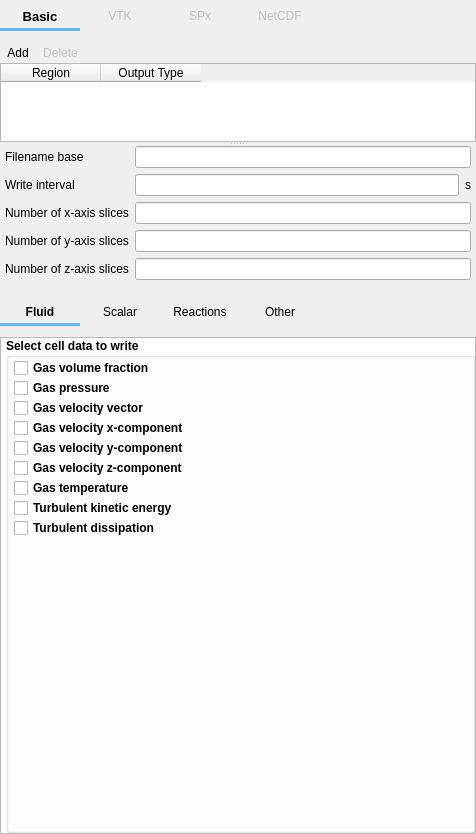
Old version of the form mfixgui/uifiles/output.ui in the repository truongd8593/mfix.
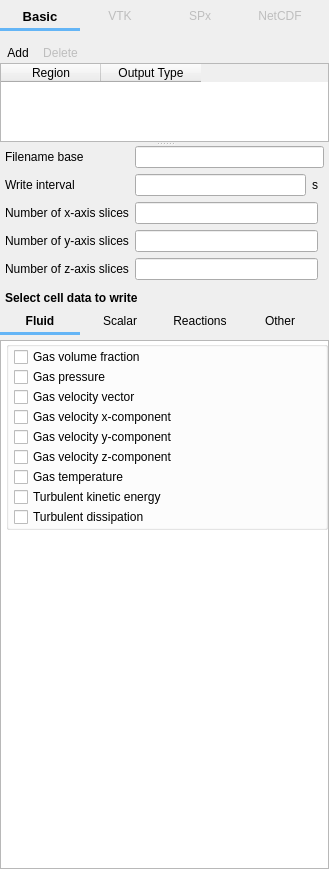
New version of the form. Custom widgets are drawn as their Qt base class.

Commit message: work on Output pane

Patch:
```diff
--- a/mfixgui/uifiles/output.ui
+++ b/mfixgui/uifiles/output.ui
@@ -6,8 +6,8 @@
    <rect>
     <x>0</x>
     <y>0</y>
-    <width>476</width>
-    <height>834</height>
+    <width>329</width>
+    <height>869</height>
    </rect>
   </property>
   <layout class="QVBoxLayout" name="verticalLayout">
@@ -600,7 +600,7 @@
               <number>5</number>
              </property>
              <property name="bottomMargin">
-              <number>10</number>
+              <number>5</number>
              </property>
              <property name="spacing">
               <number>6</number>
@@ -612,7 +612,7 @@
                </property>
               </widget>
              </item>
-             <item row="0" column="1" colspan="2">
+             <item row="0" column="1" colspan="3">
               <widget class="LineEdit" name="lineedit_keyword_vtk_filebase_args_V"/>
              </item>
              <item row="1" column="0">
@@ -623,14 +623,7 @@
               </widget>
              </item>
              <item row="1" column="1">
-              <widget class="LineEdit" name="lineedit_keyword_vtk_dt_args_V">
-               <property name="maximumSize">
-                <size>
-                 <width>16777215</width>
-                 <height>16777215</height>
-                </size>
-               </property>
-              </widget>
+              <widget class="LineEdit" name="lineedit_keyword_vtk_dt_args_V"/>
              </item>
              <item row="1" column="2">
               <widget class="QLabel" name="label_vtk_dt_units">
@@ -682,7 +675,7 @@
                 <number>0</number>
                </property>
                <property name="topMargin">
-                <number>5</number>
+                <number>0</number>
                </property>
                <property name="rightMargin">
                 <number>0</number>
@@ -690,8 +683,17 @@
                <property name="bottomMargin">
                 <number>0</number>
                </property>
-               <item row="0" column="0">
-                <layout class="QHBoxLayout" name="bottom_tab_layout">
+               <property name="spacing">
+                <number>0</number>
+               </property>
+               <item row="3" column="0">
+                <layout class="QHBoxLayout" name="bottom_hbox_layout">
+                 <property name="topMargin">
+                  <number>5</number>
+                 </property>
+                 <property name="bottomMargin">
+                  <number>5</number>
+                 </property>
                  <item>
                   <widget class="QFrame" name="bottom_tab_frame">
                    <property name="styleSheet">
@@ -706,7 +708,7 @@
                    <property name="frameShadow">
                     <enum>QFrame::Plain</enum>
                    </property>
-                   <layout class="QGridLayout" name="tab_layout">
+                   <layout class="QGridLayout" name="bottom_tab_layout">
                     <property name="leftMargin">
                      <number>0</number>
                     </property>
@@ -717,13 +719,13 @@
                      <number>0</number>
                     </property>
                     <property name="bottomMargin">
-                     <number>5</number>
+                     <number>0</number>
                     </property>
                     <property name="spacing">
                      <number>0</number>
                     </property>
                     <item row="1" column="0">
-                     <widget class="Line" name="tab_underline">
+                     <widget class="Line" name="line_subtab">
                       <property name="sizePolicy">
                        <sizepolicy hsizetype="Preferred" vsizetype="Fixed">
                         <horstretch>0</horstretch>
@@ -832,7 +834,7 @@
                  </item>
                 </layout>
                </item>
-               <item row="1" column="0">
+               <item row="4" column="0">
                 <widget class="QScrollArea" name="scrollarea_cell">
                  <property name="styleSheet">
                   <string notr="true">QWidget#scrollarea_cell_contents{background-color:white}</string>
@@ -845,13 +847,13 @@
                    <rect>
                     <x>0</x>
                     <y>0</y>
-                    <width>474</width>
-                    <height>492</height>
+                    <width>327</width>
+                    <height>522</height>
                    </rect>
                   </property>
                   <layout class="QGridLayout" name="gridLayout_11">
                    <property name="leftMargin">
-                    <number>5</number>
+                    <number>0</number>
                    </property>
                    <property name="topMargin">
                     <number>0</number>
@@ -862,116 +864,340 @@
                    <property name="bottomMargin">
                     <number>0</number>
                    </property>
+                   <property name="spacing">
+                    <number>0</number>
+                   </property>
                    <item row="0" column="0">
-                    <widget class="QGroupBox" name="groupbox_cell_data_fluid">
+                    <widget class="QStackedWidget" name="stackedwidget_cell_data">
                      <property name="font">
                       <font>
                        <weight>75</weight>
                        <bold>true</bold>
                       </font>
                      </property>
-                     <property name="title">
-                      <string>Select cell data to write</string>
-                     </property>
-                     <layout class="QGridLayout" name="gridLayout_8">
-                      <property name="leftMargin">
-                       <number>5</number>
-                      </property>
-                      <property name="topMargin">
-                       <number>0</number>
-                      </property>
-                      <property name="rightMargin">
-                       <number>0</number>
-                      </property>
-                      <property name="bottomMargin">
-                       <number>0</number>
-                      </property>
-                      <property name="spacing">
-                       <number>0</number>
-                      </property>
-                      <item row="2" column="0">
-                       <widget class="CheckBox" name="checkbox_keyword_vtk_vel_g_args_V">
-                        <property name="text">
-                         <string>Gas velocity vector</string>
-                        </property>
-                       </widget>
-                      </item>
-                      <item row="3" column="0">
-                       <widget class="CheckBox" name="checkbox_keyword_vtk_v_g_args_V">
-                        <property name="text">
-                         <string>Gas velocity x-component</string>
-                        </property>
-                       </widget>
-                      </item>
-                      <item row="5" column="0">
-                       <widget class="CheckBox" name="checkbox_keyword_vtk_w_g_args_V">
-                        <property name="text">
-                         <string>Gas velocity z-component</string>
-                        </property>
-                       </widget>
-                      </item>
-                      <item row="0" column="0">
-                       <widget class="CheckBox" name="checkbox_keyword_vtk_ep_g_args_V">
-                        <property name="text">
-                         <string>Gas volume fraction</string>
-                        </property>
-                       </widget>
-                      </item>
-                      <item row="1" column="0">
-                       <widget class="CheckBox" name="checkbox_keyword_vtk_p_g_args_V">
-                        <property name="text">
-                         <string>Gas pressure</string>
-                        </property>
-                       </widget>
-                      </item>
-                      <item row="9" column="0">
-                       <spacer name="spacer_cell_data">
-                        <property name="orientation">
-                         <enum>Qt::Vertical</enum>
-                        </property>
-                        <property name="sizeHint" stdset="0">
-                         <size>
-                          <width>20</width>
-                          <height>40</height>
-                         </size>
-                        </property>
-                       </spacer>
-                      </item>
-                      <item row="4" column="0">
-                       <widget class="CheckBox" name="checkbox_keyword_vtk_u_g_args_V">
-                        <property name="text">
-                         <string>Gas velocity y-component</string>
-                        </property>
-                       </widget>
-                      </item>
-                      <item row="7" column="0">
-                       <widget class="CheckBox" name="checkbox_keyword_vtk_k_turb_g_args_V">
-                        <property name="text">
-                         <string>Turbulent kinetic energy</string>
-                        </property>
-                       </widget>
-                      </item>
-                      <item row="6" column="0">
-                       <widget class="CheckBox" name="checkbox_keyword_vtk_t_g_args_V">
-                        <property name="text">
-                         <string>Gas temperature</string>
-                        </property>
-                       </widget>
-                      </item>
-                      <item row="8" column="0">
-                       <widget class="CheckBox" name="checkbox_keyword_vtk_e_turb_g_args_V">
-                        <property name="text">
-                         <string>Turbulent dissipation</string>
-                        </property>
-                       </widget>
-                      </item>
-                     </layout>
+                     <widget class="QWidget" name="subpage_celldata_fluid">
+                      <layout class="QGridLayout" name="gridLayout_8">
+                       <property name="leftMargin">
+                        <number>5</number>
+                       </property>
+                       <property name="topMargin">
+                        <number>0</number>
+                       </property>
+                       <property name="rightMargin">
+                        <number>0</number>
+                       </property>
+                       <property name="bottomMargin">
+                        <number>0</number>
+                       </property>
+                       <property name="spacing">
+                        <number>0</number>
+                       </property>
+                       <item row="1" column="0">
+                        <spacer name="spacer_cell_data">
+                         <property name="orientation">
+                          <enum>Qt::Vertical</enum>
+                         </property>
+                         <property name="sizeHint" stdset="0">
+                          <size>
+                           <width>20</width>
+                           <height>40</height>
+                          </size>
+                         </property>
+                        </spacer>
+                       </item>
+                       <item row="0" column="0">
+                        <widget class="QGroupBox" name="groupbox_cell_data_fluid">
+                         <property name="font">
+                          <font>
+                           <weight>50</weight>
+                           <bold>false</bold>
+                          </font>
+                         </property>
+                         <property name="title">
+                          <string/>
+                         </property>
+                         <property name="checkable">
+                          <bool>false</bool>
+                         </property>
+                         <layout class="QGridLayout" name="gridLayout_14">
+                          <property name="leftMargin">
+                           <number>5</number>
+                          </property>
+                          <property name="topMargin">
+                           <number>0</number>
+                          </property>
+                          <property name="rightMargin">
+                           <number>0</number>
+                          </property>
+                          <property name="bottomMargin">
+                           <number>0</number>
+                          </property>
+                          <property name="spacing">
+                           <number>0</number>
+                          </property>
+                          <item row="1" column="0">
+                           <widget class="CheckBox" name="checkbox_keyword_vtk_ep_g_args_V">
+                            <property name="text">
+                             <string>Gas volume fraction</string>
+                            </property>
+                           </widget>
+                          </item>
+                          <item row="2" column="0">
+                           <widget class="CheckBox" name="checkbox_keyword_vtk_p_g_args_V">
+                            <property name="text">
+                             <string>Gas pressure</string>
+                            </property>
+                           </widget>
+                          </item>
+                          <item row="3" column="0">
+                           <widget class="CheckBox" name="checkbox_keyword_vtk_vel_g_args_V">
+                            <property name="text">
+                             <string>Gas velocity vector</string>
+                            </property>
+                           </widget>
+                          </item>
+                          <item row="4" column="0">
+                           <widget class="CheckBox" name="checkbox_keyword_vtk_v_g_args_V">
+                            <property name="text">
+                             <string>Gas velocity x-component</string>
+                            </property>
+                           </widget>
+                          </item>
+                          <item row="5" column="0">
+                           <widget class="CheckBox" name="checkbox_keyword_vtk_u_g_args_V">
+                            <property name="text">
+                             <string>Gas velocity y-component</string>
+                            </property>
+                           </widget>
+                          </item>
+                          <item row="6" column="0">
+                           <widget class="CheckBox" name="checkbox_keyword_vtk_w_g_args_V">
+                            <property name="text">
+                             <string>Gas velocity z-component</string>
+                            </property>
+                           </widget>
+                          </item>
+                          <item row="7" column="0">
+                           <widget class="CheckBox" name="checkbox_keyword_vtk_t_g_args_V">
+                            <property name="text">
+                             <string>Gas temperature</string>
+                            </property>
+                           </widget>
+                          </item>
+                          <item row="8" column="0">
+                           <widget class="CheckBox" name="checkbox_keyword_vtk_k_turb_g_args_V">
+                            <property name="text">
+                             <string>Turbulent kinetic energy</string>
+                            </property>
+                           </widget>
+                          </item>
+                          <item row="9" column="0">
+                           <widget class="CheckBox" name="checkbox_keyword_vtk_e_turb_g_args_V">
+                            <property name="text">
+                             <string>Turbulent dissipation</string>
+                            </property>
+                           </widget>
+                          </item>
+                          <item row="0" column="0">
+                           <spacer name="verticalSpacer_5">
+                            <property name="orientation">
+                             <enum>Qt::Vertical</enum>
+                            </property>
+                            <property name="sizeType">
+                             <enum>QSizePolicy::Fixed</enum>
+                            </property>
+                            <property name="sizeHint" stdset="0">
+                             <size>
+                              <width>20</width>
+                              <height>0</height>
+                             </size>
+                            </property>
+                           </spacer>
+                          </item>
+                         </layout>
+                        </widget>
+                       </item>
+                      </layout>
+                     </widget>
+                     <widget class="QWidget" name="subpage_celldata_dummy_solids_L">
+                      <layout class="QGridLayout" name="gridLayout_15">
+                       <property name="leftMargin">
+                        <number>0</number>
+                       </property>
+                       <property name="topMargin">
+                        <number>0</number>
+                       </property>
+                       <property name="rightMargin">
+                        <number>0</number>
+                       </property>
+                       <property name="bottomMargin">
+                        <number>0</number>
+                       </property>
+                       <item row="0" column="0">
+                        <widget class="QLabel" name="label_dummy_solids_L">
+                         <property name="styleSheet">
+                          <string notr="true">background-color:white</string>
+                         </property>
+                         <property name="text">
+                          <string>LEFT</string>
+                         </property>
+                        </widget>
+                       </item>
+                      </layout>
+                     </widget>
+                     <widget class="QWidget" name="subpage_celldata_solids">
+                      <layout class="QGridLayout" name="gridLayout_17">
+                       <property name="leftMargin">
+                        <number>0</number>
+                       </property>
+                       <property name="topMargin">
+                        <number>0</number>
+                       </property>
+                       <property name="rightMargin">
+                        <number>0</number>
+                       </property>
+                       <property name="bottomMargin">
+                        <number>0</number>
+                       </property>
+                       <item row="0" column="0">
+                        <widget class="QLabel" name="label">
+                         <property name="text">
+                          <string>solid</string>
+                         </property>
+                        </widget>
+                       </item>
+                      </layout>
+                     </widget>
+                     <widget class="QWidget" name="subpage_dummy_solids_R">
+                      <layout class="QGridLayout" name="gridLayout_16">
+                       <property name="leftMargin">
+                        <number>0</number>
+                       </property>
+                       <property name="topMargin">
+                        <number>0</number>
+                       </property>
+                       <property name="rightMargin">
+                        <number>0</number>
+                       </property>
+                       <property name="bottomMargin">
+                        <number>0</number>
+                       </property>
+                       <item row="0" column="0">
+                        <widget class="QLabel" name="label_dummy_solids_R">
+                         <property name="text">
+                          <string>RIGHT</string>
+                         </property>
+                         <property name="margin">
+                          <number>0</number>
+                         </property>
+                        </widget>
+                       </item>
+                      </layout>
+                     </widget>
+                     <widget class="QWidget" name="subpage_scalar">
+                      <layout class="QGridLayout" name="gridLayout_18">
+                       <property name="leftMargin">
+                        <number>0</number>
+                       </property>
+                       <property name="topMargin">
+                        <number>0</number>
+                       </property>
+                       <property name="rightMargin">
+                        <number>0</number>
+                       </property>
+                       <property name="bottomMargin">
+                        <number>0</number>
+                       </property>
+                       <item row="0" column="0">
+                        <widget class="QLabel" name="label_2">
+                         <property name="text">
+                          <string>scalar</string>
+                         </property>
+                        </widget>
+                       </item>
+                      </layout>
+                     </widget>
+                     <widget class="QWidget" name="subpage_celldata_reactions">
+                      <layout class="QGridLayout" name="gridLayout_19">
+                       <property name="leftMargin">
+                        <number>0</number>
+                       </property>
+                       <property name="topMargin">
+                        <number>0</number>
+                       </property>
+                       <property name="rightMargin">
+                        <number>0</number>
+                       </property>
+                       <property name="bottomMargin">
+                        <number>0</number>
+                       </property>
+                       <item row="0" column="0">
+                        <widget class="QLabel" name="label_3">
+                         <property name="text">
+                          <string>reactions</string>
+                         </property>
+                        </widget>
+                       </item>
+                      </layout>
+                     </widget>
+                     <widget class="QWidget" name="subpage_celldata_other">
+                      <layout class="QGridLayout" name="gridLayout_20">
+                       <property name="leftMargin">
+                        <number>0</number>
+                       </property>
+                       <property name="topMargin">
+                        <number>0</number>
+                       </property>
+                       <property name="rightMargin">
+                        <number>0</number>
+                       </property>
+                       <property name="bottomMargin">
+                        <number>0</number>
+                       </property>
+                       <item row="0" column="0">
+                        <widget class="QLabel" name="label_4">
+                         <property name="text">
+                          <string>other</string>
+                         </property>
+                        </widget>
+                       </item>
+                      </layout>
+                     </widget>
                     </widget>
                    </item>
                   </layout>
                  </widget>
                 </widget>
                </item>
+               <item row="0" column="0">
+                <layout class="QHBoxLayout" name="horizontalLayout_3">
+                 <property name="spacing">
+                  <number>0</number>
+                 </property>
+                 <property name="leftMargin">
+                  <number>5</number>
+                 </property>
+                 <property name="topMargin">
+                  <number>0</number>
+                 </property>
+                 <item>
+                  <widget class="QLabel" name="label_cell_data">
+                   <property name="font">
+                    <font>
+                     <weight>75</weight>
+                     <bold>true</bold>
+                    </font>
+                   </property>
+                   <property name="text">
+                    <string>Select cell data to write</string>
+                   </property>
+                   <property name="margin">
+                    <number>1</number>
+                   </property>
+                  </widget>
+                 </item>
+                </layout>
+               </item>
               </layout>
              </widget>
              <widget class="QWidget" name="subpage_particle">
```
Left out of the diff: 364 changed lines with no effect on the pictures. The commit also changes 1 other file.
